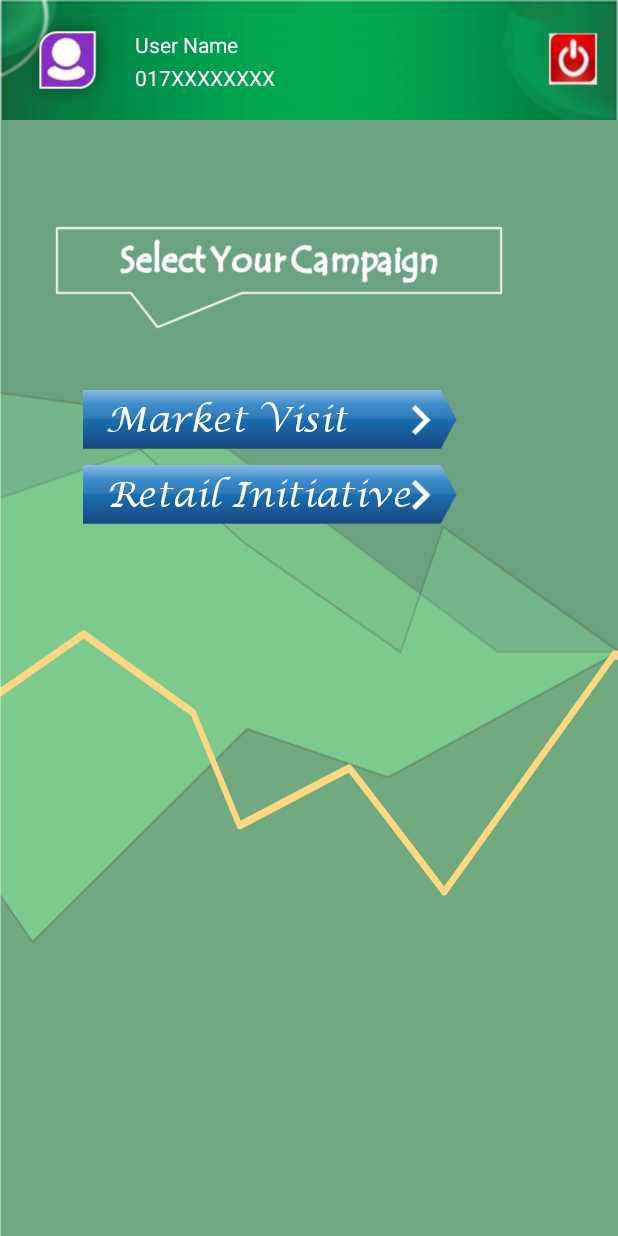
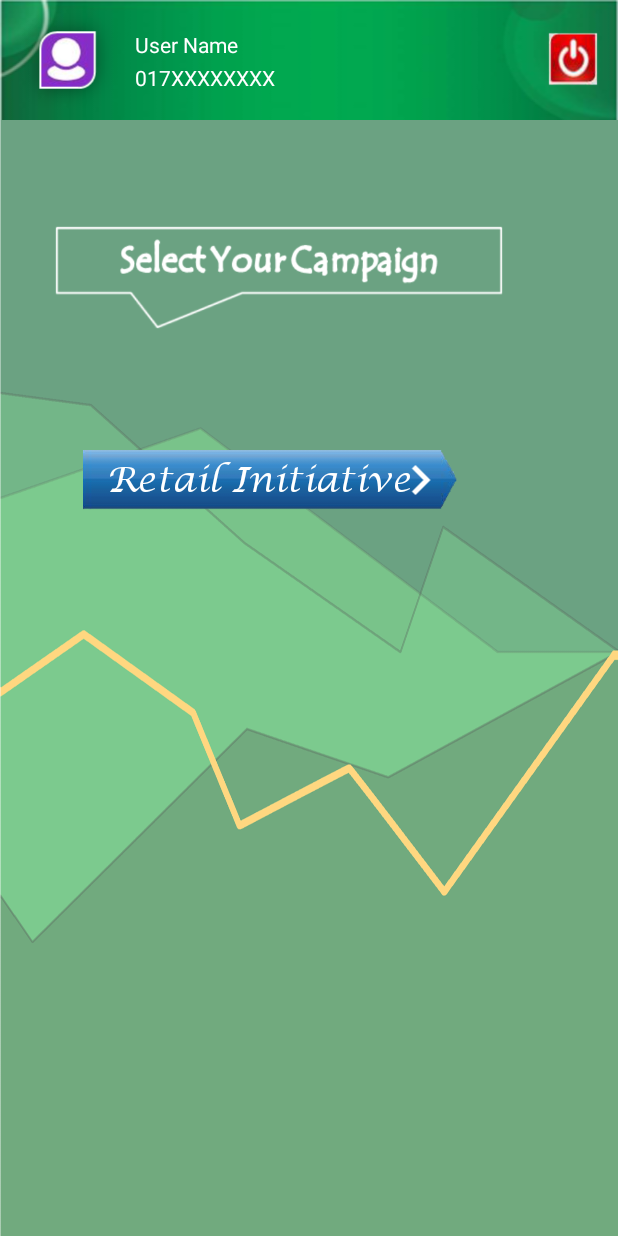
Before and after one commit to irhasnh/Korrmi-App, an Android app: the SelectPuposeAct screen opened directly, with no data from a screen before it, on a phone screen of 412 x 824 dp. Run offline under Robolectric (Android 15) with nearby library versions, the light colour scheme and no system bars; our stand-ins replace ButterKnife; libraries missing offline, so code that uses them is left out: com.cloudinary, com.cloudinary.android.

Commit message:
09-01-19 last

```diff
--- a/app/src/main/java/planet/it/limited/pepsigosmart/activities/SelectPuposeAct.java
+++ b/app/src/main/java/planet/it/limited/pepsigosmart/activities/SelectPuposeAct.java
@@ -25,8 +25,8 @@ public class SelectPuposeAct extends AppCompatActivity {
     RelativeLayout btnRetailIni;
     @BindView(R.id.txv_user_name)
     TextView txvUserName;
-    @BindView(R.id.txv_market_visit)
-    TextView txvMarketVisit;
+//    @BindView(R.id.txv_market_visit)
+//    TextView txvMarketVisit;
 
     @BindView(R.id.txv_retail_init)
     TextView txvRetInit;
@@ -64,7 +64,7 @@ public class SelectPuposeAct extends AppCompatActivity {
             txvUserMobile.setText(userMobile);
         }
 
-        txvMarketVisit.setTypeface(fontCustomization.getLucidaCalligraphy());
+       // txvMarketVisit.setTypeface(fontCustomization.getLucidaCalligraphy());
         txvRetInit.setTypeface(fontCustomization.getLucidaCalligraphy());
 
         btnRetailIni.setOnClickListener(new View.OnClickListener() {
--- a/app/src/main/java/planet/it/limited/pepsigosmart/activities/bondhu_club/BondhuClubAct.java
+++ b/app/src/main/java/planet/it/limited/pepsigosmart/activities/bondhu_club/BondhuClubAct.java
@@ -27,8 +27,8 @@ public class BondhuClubAct extends AppCompatActivity {
     @BindView(R.id.imgbtn_bondhu_enrollment)
     ImageButton btnBondhuEnroll;
 
-    @BindView(R.id.imgbtn_bondhu_audit)
-    ImageButton btnBondhuAudit;
+//    @BindView(R.id.imgbtn_bondhu_audit)
+//    ImageButton btnBondhuAudit;
 
     @BindView(R.id.imgv_logout)
     ImageView btnLogOut;
--- a/app/src/main/res/layout/activity_bondhu_club.xml
+++ b/app/src/main/res/layout/activity_bondhu_club.xml
@@ -131,13 +131,13 @@
                             />
 
 
-                        <ImageButton
-                            android:id="@+id/imgbtn_bondhu_audit"
-                            android:layout_width="270dp"
-                            android:layout_height="50dp"
-                            android:background="@drawable/ic_audit_bg"
-                            android:layout_gravity="center"
-                            />
+                        <!--<ImageButton-->
+                            <!--android:id="@+id/imgbtn_bondhu_audit"-->
+                            <!--android:layout_width="270dp"-->
+                            <!--android:layout_height="50dp"-->
+                            <!--android:background="@drawable/ic_audit_bg"-->
+                            <!--android:layout_gravity="center"-->
+                            <!--/>-->
 
 
 
--- a/app/src/main/res/layout/activity_select_pupose.xml
+++ b/app/src/main/res/layout/activity_select_pupose.xml
@@ -97,58 +97,58 @@
             </LinearLayout>
 
 
-            <RelativeLayout
-                android:id="@+id/lin_market_visit"
-                android:layout_width="250dp"
-                android:layout_height="40dp"
-                android:layout_below="@+id/lin_sel_pur"
-                android:layout_marginLeft="55dp"
-                android:layout_marginRight="30dp"
-                android:layout_marginTop="40dp"
+            <!--<RelativeLayout-->
+                <!--android:id="@+id/lin_market_visit"-->
+                <!--android:layout_width="250dp"-->
+                <!--android:layout_height="40dp"-->
+                <!--android:layout_below="@+id/lin_sel_pur"-->
+                <!--android:layout_marginLeft="55dp"-->
+                <!--android:layout_marginRight="30dp"-->
+                <!--android:layout_marginTop="40dp"-->
 
-                android:background="@drawable/ic_market_visit">
+                <!--android:background="@drawable/ic_market_visit">-->
 
-                <TextView
-                    android:id="@+id/txv_market_visit"
-                    android:layout_width="wrap_content"
-                    android:layout_height="wrap_content"
-                    android:layout_marginLeft="15dp"
-                    android:text="Market Visit"
-                    android:textColor="#fff"
-                    android:textSize="23sp"
-                    android:textStyle="bold"
-                    android:layout_marginTop="03dp"
-                    />
+                <!--<TextView-->
+                    <!--android:id="@+id/txv_market_visit"-->
+                    <!--android:layout_width="wrap_content"-->
+                    <!--android:layout_height="wrap_content"-->
+                    <!--android:layout_marginLeft="15dp"-->
+                    <!--android:text="Market Visit"-->
+                    <!--android:textColor="#fff"-->
+                    <!--android:textSize="23sp"-->
+                    <!--android:textStyle="bold"-->
+                    <!--android:layout_marginTop="03dp"-->
+                    <!--/>-->
 
-                <RelativeLayout
-                    android:layout_width="wrap_content"
-                    android:layout_height="wrap_content"
-                    android:layout_gravity="center">
+                <!--<RelativeLayout-->
+                    <!--android:layout_width="wrap_content"-->
+                    <!--android:layout_height="wrap_content"-->
+                    <!--android:layout_gravity="center">-->
 
-                    <ImageView
-                        android:layout_width="50dp"
-                        android:layout_height="50dp"
-                        android:layout_alignParentRight="true"
-                        android:layout_marginRight="0dp"
-                        app:srcCompat="@drawable/ic_arrow_right"
+                    <!--<ImageView-->
+                        <!--android:layout_width="50dp"-->
+                        <!--android:layout_height="50dp"-->
+                        <!--android:layout_alignParentRight="true"-->
+                        <!--android:layout_marginRight="0dp"-->
+                        <!--app:srcCompat="@drawable/ic_arrow_right"-->
 
-                        />
+                        <!--/>-->
 
 
-                </RelativeLayout>
+                <!--</RelativeLayout>-->
 
 
-            </RelativeLayout>
+            <!--</RelativeLayout>-->
 
 
             <RelativeLayout
                 android:id="@+id/lin_retail_initiative"
                 android:layout_width="250dp"
                 android:layout_height="40dp"
-                android:layout_below="@+id/lin_market_visit"
+                android:layout_below="@+id/lin_sel_pur"
                 android:layout_marginLeft="55dp"
                 android:layout_marginRight="30dp"
-                android:layout_marginTop="10dp"
+                android:layout_marginTop="80dp"
 
                 android:background="@drawable/ic_market_visit">
 
--- a/app/src/main/res/layout/activity_seven_up_summer_hangama.xml
+++ b/app/src/main/res/layout/activity_seven_up_summer_hangama.xml
@@ -131,13 +131,13 @@
                              />
 
 
-                        <ImageButton
-                            android:id="@+id/imgbtn_summer_audit"
-                            android:layout_width="270dp"
-                            android:layout_height="50dp"
-                            android:background="@drawable/ic_audit_bg"
-                            android:layout_gravity="center"
-                            />
+                        <!--<ImageButton-->
+                            <!--android:id="@+id/imgbtn_summer_audit"-->
+                            <!--android:layout_width="270dp"-->
+                            <!--android:layout_height="50dp"-->
+                            <!--android:background="@drawable/ic_audit_bg"-->
+                            <!--android:layout_gravity="center"-->
+                            <!--/>-->
 
 
 
```
